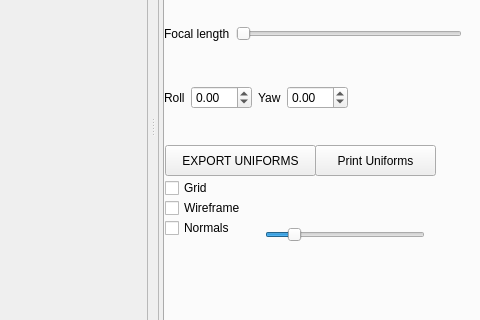
Before: the Qt Designer form ui/MainWindow.ui in NCCA/ShaderEnvironmentBuilder, drawn with Qt 5; both pictures show x 130 to 610 and y 154 to 474 of the 1280 by 768 pixel window.
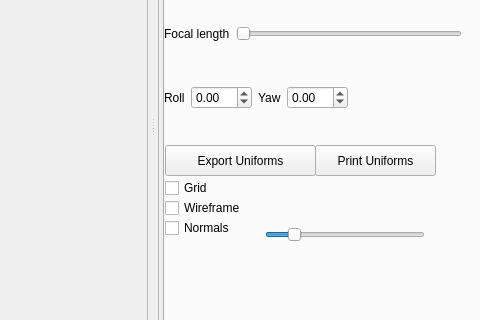
After: the same form once the commit is applied.

Commit message: Fixed print button

```diff
--- a/ui/MainWindow.ui
+++ b/ui/MainWindow.ui
@@ -459,7 +459,7 @@
                     </rect>
                    </property>
                    <property name="text">
-                    <string>EXPORT UNIFORMS</string>
+                    <string>Export Uniforms</string>
                    </property>
                   </widget>
                   <widget class="QPushButton" name="m_printUniforms">
```
The commit also changes 2 other files.
